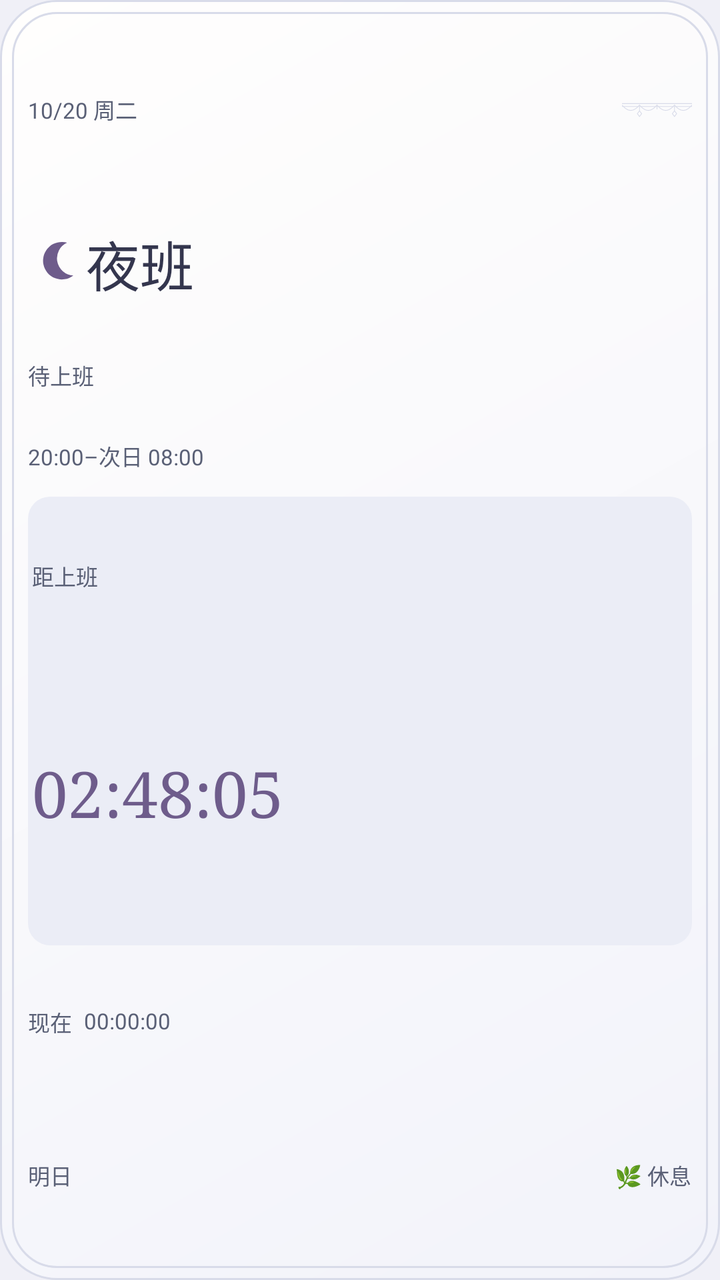
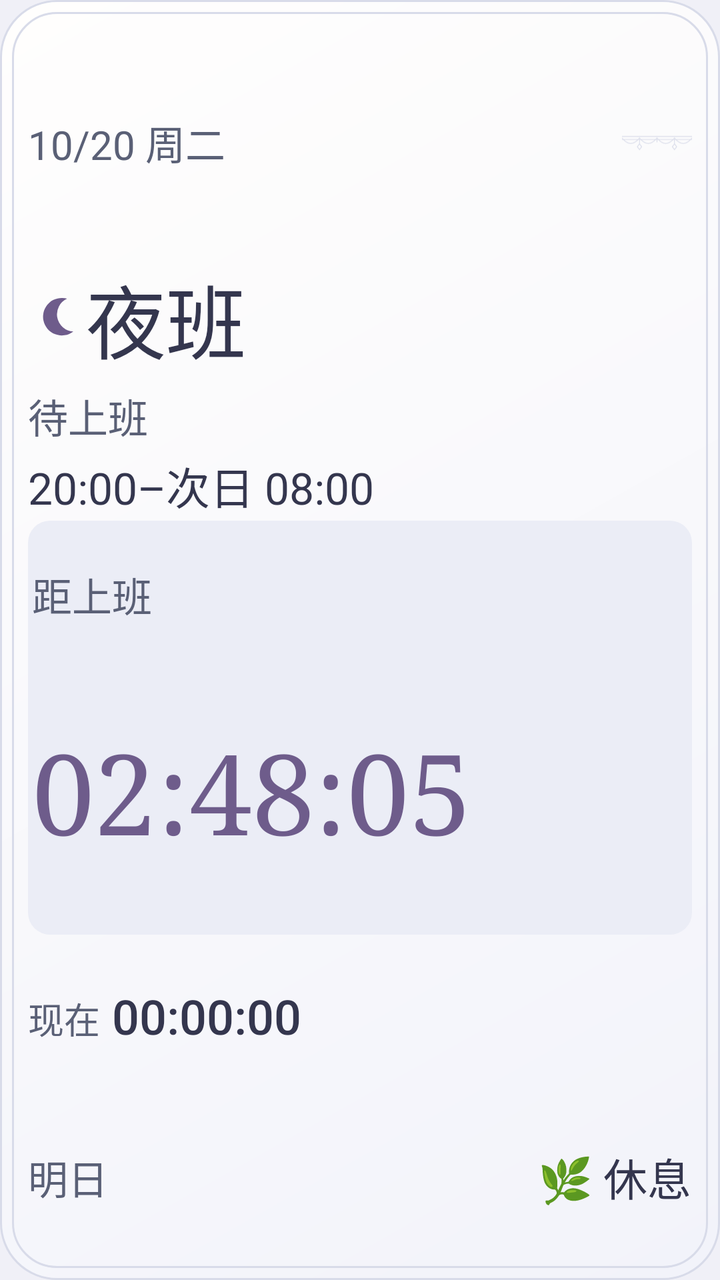

The first picture is an Android layout as it rendered before a commit; the second is the same layout after the commit. The layout source and the unified diff follow.
<!-- AndroidManifest.xml: application theme Theme.MyApp -->
<!-- res/layout/widget_handbook_minimum.xml -->
<?xml version="1.0" encoding="utf-8"?>
<FrameLayout
    xmlns:android="http://schemas.android.com/apk/res/android"
    android:layout_width="match_parent"
    android:layout_height="match_parent"
    android:id="@+id/widget_container">
    <FrameLayout
        android:layout_width="match_parent"
        android:layout_height="match_parent"
        android:background="@drawable/widget_handbook_background"
        android:id="@android:id/background" />
    <LinearLayout
        android:layout_width="match_parent"
        android:layout_height="match_parent"
        android:orientation="vertical"
        android:baselineAligned="false"
        android:padding="14dp"
        android:id="@+id/card_content">
        <LinearLayout
            android:layout_width="match_parent"
            android:layout_height="0dp"
            android:layout_weight=".8"
            android:orientation="horizontal"
            android:gravity="center_vertical"
            android:baselineAligned="false"
            android:id="@+id/card_header">
            <LinearLayout
                android:layout_width="0dp"
                android:layout_height="match_parent"
                android:orientation="vertical"
                android:baselineAligned="false"
                android:layout_weight="1"
                android:id="@+id/date_stack">
                <TextView
                    android:layout_width="match_parent"
                    android:layout_height="0dp"
                    android:layout_weight="1"
                    android:id="@+id/today_date"
                    style="@style/WidgetHandbookLabel"
                    android:text="10/20 周二" />
            </LinearLayout>
            <ImageView
                android:layout_width="35dp"
                android:layout_height="match_parent"
                android:src="@drawable/widget_handbook_trim"
                android:scaleType="fitCenter"
                android:importantForAccessibility="no"
                android:id="@+id/header_ornament" />
        </LinearLayout>
        <LinearLayout
            android:layout_width="match_parent"
            android:layout_height="0dp"
            android:orientation="vertical"
            android:baselineAligned="false"
            android:layout_weight="1.5"
            android:id="@+id/hero_section">
            <LinearLayout
                android:layout_width="match_parent"
                android:layout_height="0dp"
                android:layout_weight="1.8"
                android:orientation="horizontal"
                android:gravity="center_vertical"
                android:baselineAligned="false"
                android:id="@+id/shift_row">
                <FrameLayout
                    android:layout_width="25dp"
                    android:layout_height="match_parent"
                    android:importantForAccessibility="no">
                    <TextView
                        android:layout_width="match_parent"
                        android:layout_height="match_parent"
                        android:importantForAccessibility="no"
                        android:gravity="center"
                        android:id="@+id/shift_emoji"
                        android:visibility="gone"
                        style="@style/WidgetHandbookGlyph"
                        android:text="🌙"
                        android:ellipsize="none" />
                    <ImageView
                        android:id="@+id/shift_symbol"
                        android:layout_width="match_parent"
                        android:layout_height="match_parent"
                        android:scaleType="fitCenter"
                        android:src="@drawable/widget_symbol_night"
                        android:importantForAccessibility="no" />
                </FrameLayout>
                <TextView
                    android:layout_width="0dp"
                    android:layout_height="match_parent"
                    android:layout_weight="1"
                    android:layout_marginLeft="4dp"
                    android:id="@+id/shift_name"
                    style="@style/WidgetHandbookName"
                    android:text="夜班" />
            </LinearLayout>
            <TextView
                android:layout_width="match_parent"
                android:layout_height="0dp"
                android:layout_weight="1"
                android:id="@+id/shift_status"
                style="@style/WidgetHandbookLabel"
                android:text="待上班" />
            <TextView
                android:layout_width="match_parent"
                android:layout_height="0dp"
                android:layout_weight="1"
                android:id="@+id/shift_time"
                style="@style/WidgetHandbookLabel"
                android:text="20:00–次日 08:00" />
        </LinearLayout>
        <LinearLayout
            android:layout_width="match_parent"
            android:layout_height="0dp"
            android:orientation="vertical"
            android:baselineAligned="false"
            android:layout_weight="2.2"
            android:background="@drawable/widget_handbook_panel"
            android:padding="2dp"
            android:id="@+id/countdown_block">
            <TextView
                android:layout_width="match_parent"
                android:layout_height="0dp"
                android:layout_weight="1"
                android:id="@+id/countdown_label"
                style="@style/WidgetHandbookLabel"
                android:text="距上班" />
            <FrameLayout
                android:layout_width="match_parent"
                android:layout_height="0dp"
                android:layout_weight="1.9"
                android:id="@+id/timer_line">
                <FrameLayout
                    android:layout_width="match_parent"
                    android:layout_height="match_parent"
                    android:visibility="gone"
                    android:id="@+id/countdown_container">
                    <Chronometer
                        android:layout_width="match_parent"
                        android:layout_height="match_parent"
                        android:visibility="gone"
                        android:id="@+id/countdown_chronometer"
                        style="@style/WidgetHandbookTimer" />
                </FrameLayout>
                <TextView
                    android:layout_width="match_parent"
                    android:layout_height="match_parent"
                    android:id="@+id/countdown_text"
                    style="@style/WidgetHandbookTimer"
                    android:text="02:48:05" />
                <TextView
                    android:layout_width="match_parent"
                    android:layout_height="match_parent"
                    android:visibility="gone"
                    android:id="@+id/countdown_detail"
                    style="@style/WidgetHandbookLabel"
                    android:text="" />
            </FrameLayout>
        </LinearLayout>
        <LinearLayout
            android:layout_width="match_parent"
            android:layout_height="0dp"
            android:layout_weight=".75"
            android:orientation="horizontal"
            android:gravity="center_vertical"
            android:baselineAligned="false"
            android:id="@+id/clock_row">
            <TextView
                android:layout_width="28dp"
                android:layout_height="match_parent"
                android:id="@+id/clock_label"
                style="@style/WidgetHandbookLabel"
                android:text="现在" />
            <TextClock
                android:layout_width="0dp"
                android:layout_height="match_parent"
                android:layout_weight="1"
                android:id="@+id/live_clock"
                style="@style/WidgetHandbookLabel"
                android:format12Hour="HH:mm:ss"
                android:format24Hour="HH:mm:ss" />
        </LinearLayout>
        <LinearLayout
            android:layout_width="match_parent"
            android:layout_height="0dp"
            android:layout_weight=".75"
            android:orientation="horizontal"
            android:gravity="center_vertical"
            android:baselineAligned="false"
            android:background="@android:color/transparent"
            android:paddingLeft="0dp"
            android:paddingRight="0dp"
            android:id="@+id/tomorrow_row">
            <TextView
                android:layout_width="0dp"
                android:layout_height="match_parent"
                android:layout_weight="0.42"
                android:id="@+id/tomorrow_label"
                style="@style/WidgetHandbookLabel"
                android:text="明日" />
            <TextView
                android:layout_width="0dp"
                android:layout_height="match_parent"
                android:layout_weight="1.8"
                android:gravity="end|center_vertical"
                android:id="@+id/tomorrow_value"
                style="@style/WidgetHandbookLabel"
                android:text="🌿 休息" />
        </LinearLayout>
    </LinearLayout>
</FrameLayout>
<!-- resources referenced by this layout -->
<resources>
  <!-- drawable widget_handbook_panel (drawable) -->
  <?xml version="1.0" encoding="utf-8"?>
  <shape xmlns:android="http://schemas.android.com/apk/res/android" android:shape="rectangle">
      <solid android:color="@color/widget_panel" />
      <corners android:radius="11dp" />
  </shape>
  <!-- drawable widget_handbook_trim (drawable) -->
  <?xml version="1.0" encoding="utf-8"?>
  <vector xmlns:android="http://schemas.android.com/apk/res/android" android:width="72dp" android:height="18dp" android:viewportWidth="96" android:viewportHeight="24">
      <path android:pathData="M0,4h96M0,8h96M0,6q12,15 24,0q12,15 24,0q12,15 24,0q12,15 24,0M24,8v6m24,-6v4m24,-4v6m-48,0l3,4 -3,4 -3,-4zM72,14l3,4 -3,4 -3,-4z" android:strokeColor="@color/widget_stroke" android:strokeWidth="1" android:fillColor="@android:color/transparent" />
  </vector>
  <!-- drawable widget_symbol_night (drawable) -->
  <?xml version="1.0" encoding="utf-8"?>
  <vector xmlns:android="http://schemas.android.com/apk/res/android" android:width="25dp" android:height="25dp" android:viewportWidth="32" android:viewportHeight="32">
      <path android:pathData="M25,3A12,12 0,1 0,29,24A11,11 0,0 1,25,3Z" android:fillColor="@color/widget_accent" />
  </vector>
  <style name="WidgetHandbookGlyph" parent="WidgetHandbookName">
      </style>
  <style name="WidgetHandbookLabel" parent="WidgetCardLabel">
          <item name="android:gravity">start|center_vertical</item>
          <item name="android:scrollHorizontally">false</item>
          <item name="android:textSize">11sp</item>
      </style>
  <style name="WidgetHandbookName" parent="WidgetHandbookLabel">
          <item name="android:textColor">@color/widget_ink</item>
          <item name="android:fontFamily">sans-serif-medium</item>
          <item name="android:textSize">25sp</item>
      </style>
  <style name="WidgetHandbookTimer" parent="WidgetHandbookLabel">
          <item name="android:fontFamily">serif</item>
          <item name="android:fontFeatureSettings">tnum</item>
          <item name="android:textColor">@color/widget_accent</item>
          <item name="android:textSize">27sp</item>
          <item name="android:ellipsize">none</item>
      </style>
  <color name="widget_surface">#FFFEFD</color>
  <color name="widget_surface_end">#F2F3FA</color>
  <dimen name="widget_corner_radius">28dp</dimen>
  <color name="widget_stroke">#D8DBE9</color>
  <color name="widget_panel">#EBEDF6</color>
  <color name="widget_accent">#6E5C8B</color>
  <style name="WidgetCardLabel" parent="WidgetCardText">
          <item name="android:textColor">@color/widget_muted</item>
      </style>
  <color name="widget_ink">#34364E</color>
  <color name="colorPrimary">#81709F</color>
  <color name="colorPrimaryDark">#70608C</color>
  <color name="colorAccent">#81709F</color>
  <color name="bg">#F0F0F7</color>
  <color name="text">#36374D</color>
  <color name="text_muted">#73748A</color>
  <style name="WidgetCardText" parent="@android:style/Widget.TextView">
          <item name="android:fontFamily">sans-serif</item>
          <item name="android:textColor">@color/widget_ink</item>
          <item name="android:includeFontPadding">false</item>
          <item name="android:maxLines">1</item>
          <item name="android:ellipsize">end</item>
          <item name="android:textSize">12sp</item>
      </style>
  <color name="widget_muted">#5A6076</color>
  <!-- unchanged entries left out for length: 2 -->
</resources>

<!-- the commit's change to res/layout/widget_handbook_minimum.xml (unified diff, before → after) -->
@@ -19,7 +19,7 @@
         <LinearLayout
             android:layout_width="match_parent"
             android:layout_height="0dp"
-            android:layout_weight=".8"
+            android:layout_weight="1.3"
             android:orientation="horizontal"
             android:gravity="center_vertical"
             android:baselineAligned="false"
@@ -105,7 +105,7 @@
                 android:layout_height="0dp"
                 android:layout_weight="1"
                 android:id="@+id/shift_time"
-                style="@style/WidgetHandbookLabel"
+                style="@style/WidgetHandbookValue"
                 android:text="20:00–次日 08:00" />
         </LinearLayout>
         <LinearLayout
@@ -113,7 +113,7 @@
             android:layout_height="0dp"
             android:orientation="vertical"
             android:baselineAligned="false"
-            android:layout_weight="2.2"
+            android:layout_weight="2.35"
             android:background="@drawable/widget_handbook_panel"
             android:padding="2dp"
             android:id="@+id/countdown_block">
@@ -159,13 +159,15 @@
         <LinearLayout
             android:layout_width="match_parent"
             android:layout_height="0dp"
-            android:layout_weight=".75"
+            android:layout_weight=".95"
             android:orientation="horizontal"
             android:gravity="center_vertical"
             android:baselineAligned="false"
             android:id="@+id/clock_row">
             <TextView
-                android:layout_width="28dp"
+                android:layout_width="42dp"
+                android:paddingStart="0dp"
+                android:paddingEnd="6dp"
                 android:layout_height="match_parent"
                 android:id="@+id/clock_label"
                 style="@style/WidgetHandbookLabel"
@@ -175,14 +177,14 @@
                 android:layout_height="match_parent"
                 android:layout_weight="1"
                 android:id="@+id/live_clock"
-                style="@style/WidgetHandbookLabel"
+                style="@style/WidgetHandbookClock"
                 android:format12Hour="HH:mm:ss"
                 android:format24Hour="HH:mm:ss" />
         </LinearLayout>
         <LinearLayout
             android:layout_width="match_parent"
             android:layout_height="0dp"
-            android:layout_weight=".75"
+            android:layout_weight=".85"
             android:orientation="horizontal"
             android:gravity="center_vertical"
             android:baselineAligned="false"
@@ -203,7 +205,7 @@
                 android:layout_weight="1.8"
                 android:gravity="end|center_vertical"
                 android:id="@+id/tomorrow_value"
-                style="@style/WidgetHandbookLabel"
+                style="@style/WidgetHandbookValue"
                 android:text="🌿 休息" />
         </LinearLayout>
     </LinearLayout>
<!-- resource entries referenced after the edit -->
@@ -16,24 +16,32 @@
   <vector xmlns:android="http://schemas.android.com/apk/res/android" android:width="25dp" android:height="25dp" android:viewportWidth="32" android:viewportHeight="32">
       <path android:pathData="M25,3A12,12 0,1 0,29,24A11,11 0,0 1,25,3Z" android:fillColor="@color/widget_accent" />
   </vector>
+  <style name="WidgetHandbookClock" parent="WidgetHandbookValue">
+          <item name="android:fontFamily">sans-serif-medium</item>
+          <item name="android:fontFeatureSettings">tnum</item>
+          <item name="android:textSize">16sp</item>
+      </style>
   <style name="WidgetHandbookGlyph" parent="WidgetHandbookName">
       </style>
   <style name="WidgetHandbookLabel" parent="WidgetCardLabel">
           <item name="android:gravity">start|center_vertical</item>
           <item name="android:scrollHorizontally">false</item>
-          <item name="android:textSize">11sp</item>
+          <item name="android:textSize">14sp</item>
       </style>
   <style name="WidgetHandbookName" parent="WidgetHandbookLabel">
           <item name="android:textColor">@color/widget_ink</item>
           <item name="android:fontFamily">sans-serif-medium</item>
-          <item name="android:textSize">25sp</item>
+          <item name="android:textSize">32sp</item>
       </style>
   <style name="WidgetHandbookTimer" parent="WidgetHandbookLabel">
           <item name="android:fontFamily">serif</item>
           <item name="android:fontFeatureSettings">tnum</item>
           <item name="android:textColor">@color/widget_accent</item>
-          <item name="android:textSize">27sp</item>
+          <item name="android:textSize">34sp</item>
           <item name="android:ellipsize">none</item>
+      </style>
+  <style name="WidgetHandbookValue" parent="WidgetHandbookLabel">
+          <item name="android:textColor">@color/widget_ink</item>
       </style>
   <color name="widget_surface">#FFFEFD</color>
   <color name="widget_surface_end">#F2F3FA</color>
